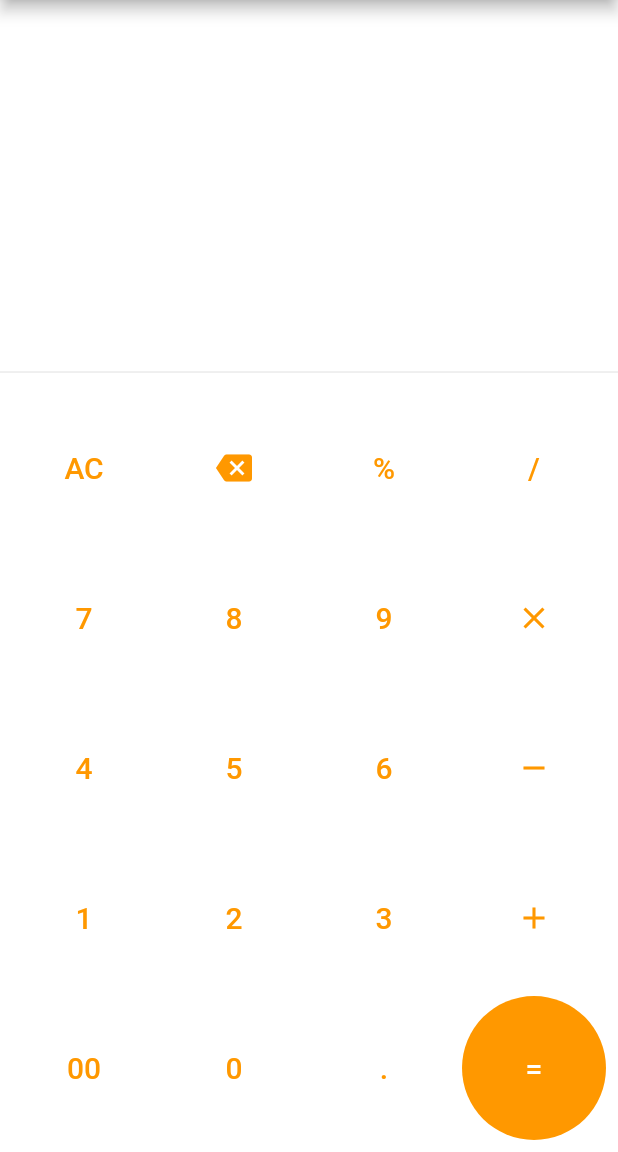
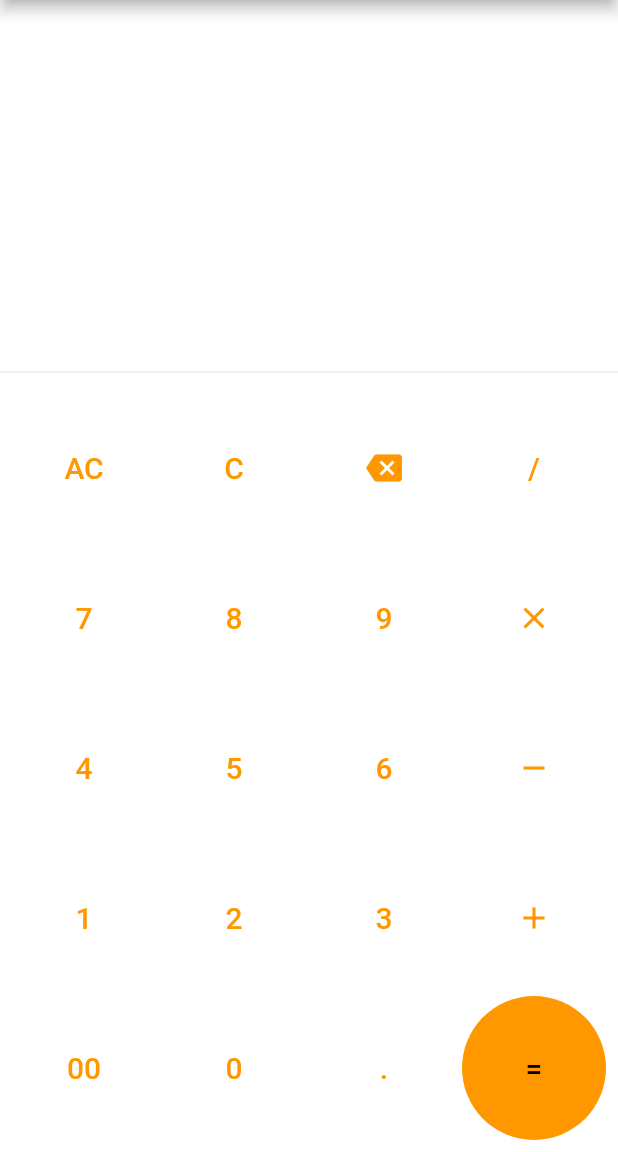
Before and after one commit to MZannn/calculator, a Flutter app: the screen it shows after launch, on a phone screen of 412 x 824 dp, the part 84-1236 px from its top. Run offline on Flutter 3.47's test engine with Material 2 defaults, Android fonts, the phone set to English and light mode, and no system bars; our stand-ins replace bloc, equatable, flutter_bloc.

Commit message:
calculator done

```diff
--- a/lib/calculator/calculator_state.dart
+++ b/lib/calculator/calculator_state.dart
@@ -4,7 +4,7 @@ abstract class CalculatorState extends Equatable {
   const CalculatorState();
 
   @override
-  List<Object> get props => [];
+  List<Object?> get props => [];
 }
 
 class CalculatorInitial extends CalculatorState {}
@@ -13,19 +13,16 @@ class CalculatorLoaded extends CalculatorState {
   final String? textToDisplay;
   final String? result;
   final String? history;
-  final num? number1;
-  final num? number2;
-  final String? operator;
+
   const CalculatorLoaded({
+    this.history,
     this.textToDisplay,
     this.result,
-    this.history,
-    this.number1,
-    this.number2,
-    this.operator,
   });
-
   @override
-  List<Object> get props =>
-      [textToDisplay!, result!, history!, number1!, number2!, operator!];
+  List<Object?> get props => [
+        history,
+        textToDisplay,
+        result,
+      ];
 }
--- a/lib/calculator_page.dart
+++ b/lib/calculator_page.dart
@@ -3,17 +3,10 @@ import 'package:calculator/constants.dart';
 import 'package:flutter/material.dart';
 
 class CalculatorPage extends StatelessWidget {
-  const CalculatorPage({super.key});
+  const CalculatorPage({Key? key}) : super(key: key);
 
   @override
   Widget build(BuildContext context) {
-    num number1 = 0;
-    num number2 = 0;
-    String result;
-    String operator;
-    String textToDisplay = '';
-    String history = '';
-
     return Scaffold(
       appBar: AppBar(
         title: const Text(
@@ -27,25 +20,45 @@ class CalculatorPage extends StatelessWidget {
       body: Column(
         mainAxisAlignment: MainAxisAlignment.spaceBetween,
         children: [
-          BlocBuilder<CalculatorCubit, CalculatorState>(
+          Expanded(
+            child: Container(
+              alignment: Alignment.bottomRight,
+              child: BlocBuilder<CalculatorCubit, CalculatorState>(
                 builder: (context, state) {
                   if (state is CalculatorLoaded) {
-                textToDisplay = state.textToDisplay!;
-                return Expanded(
-                  child: Container(
-                    alignment: Alignment.bottomRight,
+                    return Column(
+                      crossAxisAlignment: CrossAxisAlignment.end,
+                      mainAxisAlignment: MainAxisAlignment.spaceBetween,
+                      children: [
+                        const SizedBox(height: 20),
+                        Padding(
                           padding: const EdgeInsets.all(20),
                           child: Text(
-                      textToDisplay,
+                            state.textToDisplay!,
                             style: const TextStyle(
                               fontSize: 50,
                             ),
                           ),
                         ),
+                        Padding(
+                          padding: const EdgeInsets.all(20),
+                          child: Text(
+                            state.history != ''
+                                ? '${state.history} = ${state.result}'
+                                : state.result!,
+                            style: const TextStyle(
+                              fontSize: 35,
+                              color: Colors.grey,
+                            ),
+                          ),
+                        ),
+                      ],
                     );
                   }
                   return const SizedBox();
                 },
+              ),
+            ),
           ),
           Column(
             children: [
@@ -60,14 +73,14 @@ class CalculatorPage extends StatelessWidget {
                     mainAxisSpacing: 4,
                     crossAxisSpacing: 4,
                   ),
-                  itemCount: widget.length,
+                  itemCount: widgetButton.length,
                   itemBuilder: (context, index) {
-                    if (widget[index] == widget.last) {
+                    if (widgetButton[index]['text'] == "=") {
                       return TextButton(
                         onPressed: () {
-                          context.read<CalculatorCubit>().btnOnClick(
-                                data.last,
-                              );
+                          context
+                              .read<CalculatorCubit>()
+                              .btnOnClick(widgetButton[index]['text']);
                         },
                         style: TextButton.styleFrom(
                           shape: const CircleBorder(),
@@ -75,7 +88,7 @@ class CalculatorPage extends StatelessWidget {
                           foregroundColor: Colors.black,
                           enableFeedback: true,
                         ),
-                        child: widget[index],
+                        child: widgetButton[index]['widget'],
                       );
                     } else {
                       return TextButton(
@@ -83,11 +96,11 @@ class CalculatorPage extends StatelessWidget {
                           shape: const CircleBorder(),
                         ),
                         onPressed: () {
-                          context.read<CalculatorCubit>().btnOnClick(
-                                textToDisplay + data[index],
-                              );
+                          context
+                              .read<CalculatorCubit>()
+                              .btnOnClick(widgetButton[index]['text']);
                         },
-                        child: widget[index],
+                        child: widgetButton[index]['widget'],
                       );
                     }
                   },
--- a/lib/constants.dart
+++ b/lib/constants.dart
@@ -1,136 +1,172 @@
 import 'package:flutter/material.dart';
 
-List widget = [
-  Text(
+List widgetButton = [
+  {
+    "text": "AC",
+    "widget": const Text(
       "AC",
       style: TextStyle(
         fontSize: 20,
       ),
     ),
-  Icon(
-    Icons.backspace,
-  ),
-  Text(
-    "%",
+  },
+  {
+    "text": "C",
+    "widget": const Text(
+      "C",
       style: TextStyle(
         fontSize: 20,
       ),
     ),
-  Text(
+  },
+  {
+    "text": "backspace",
+    "widget": const Icon(
+      Icons.backspace,
+    ),
+  },
+  {
+    "text": "/",
+    "widget": const Text(
       "/",
       style: TextStyle(
         fontSize: 20,
       ),
     ),
-  Text(
+  },
+  {
+    "text": "7",
+    "widget": const Text(
       "7",
       style: TextStyle(
         fontSize: 20,
       ),
     ),
-  Text(
+  },
+  {
+    "text": "8",
+    "widget": const Text(
       "8",
       style: TextStyle(
         fontSize: 20,
       ),
     ),
-  Text(
+  },
+  {
+    "text": "9",
+    "widget": const Text(
       "9",
       style: TextStyle(
         fontSize: 20,
       ),
     ),
-  Icon(
+  },
+  {
+    "text": "x",
+    "widget": const Icon(
       Icons.close,
     ),
-  Text(
+  },
+  {
+    "text": "4",
+    "widget": const Text(
       "4",
       style: TextStyle(
         fontSize: 20,
       ),
     ),
-  Text(
+  },
+  {
+    "text": "5",
+    "widget": const Text(
       "5",
       style: TextStyle(
         fontSize: 20,
       ),
     ),
-  Text(
+  },
+  {
+    "text": "6",
+    "widget": const Text(
       "6",
       style: TextStyle(
         fontSize: 20,
       ),
     ),
-  Icon(
+  },
+  {
+    "text": "-",
+    "widget": const Icon(
       Icons.remove,
     ),
-  Text(
+  },
+  {
+    "text": "1",
+    "widget": const Text(
       "1",
       style: TextStyle(
         fontSize: 20,
       ),
     ),
-  Text(
+  },
+  {
+    "text": "2",
+    "widget": const Text(
       "2",
       style: TextStyle(
         fontSize: 20,
       ),
     ),
-  Text(
+  },
+  {
+    "text": "3",
+    "widget": const Text(
       "3",
       style: TextStyle(
         fontSize: 20,
       ),
     ),
-  Icon(
+  },
+  {
+    "text": "+",
+    "widget": const Icon(
       Icons.add,
     ),
-  Text(
+  },
+  {
+    "text": "00",
+    "widget": const Text(
       "00",
       style: TextStyle(
         fontSize: 20,
       ),
     ),
-  Text(
+  },
+  {
+    "text": "0",
+    "widget": const Text(
       "0",
       style: TextStyle(
         fontSize: 20,
       ),
     ),
-  Text(
+  },
+  {
+    "text": ".",
+    "widget": const Text(
       ".",
       style: TextStyle(
         fontSize: 20,
       ),
     ),
-  Text(
+  },
+  {
+    "text": "=",
+    "widget": const Text(
       "=",
       style: TextStyle(
         fontSize: 20,
-      color: Colors.white,
       ),
     ),
+  },
 ];
-
-List data = [
-  "AC",
-  "backspace",
-  "%",
-  "/",
-  "7",
-  "8",
-  "9",
-  "x",
-  "4",
-  "5",
-  "6",
-  "-",
-  "1",
-  "2",
-  "3",
-  "+",
-  "00",
-  "0",
-  ".",
-  "=",
-];
```
Also changed, not shown: lib/calculator/calculator_cubit.dart (+106 -32 lines). Lines whose indentation alone changed are shown as unchanged.
